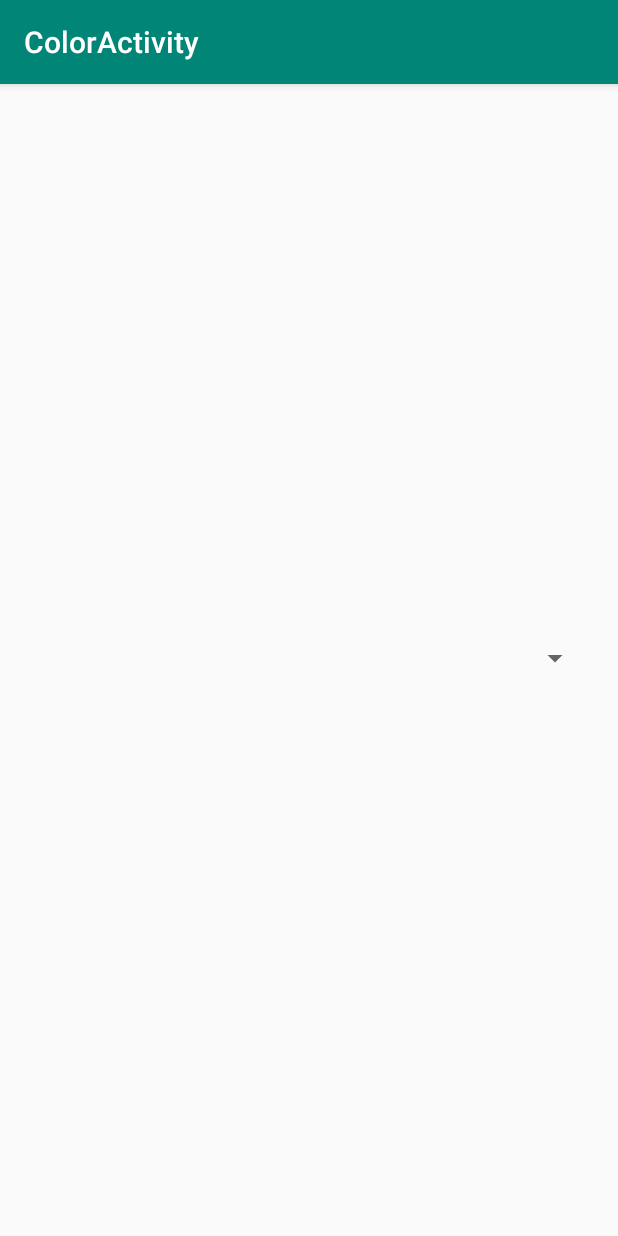
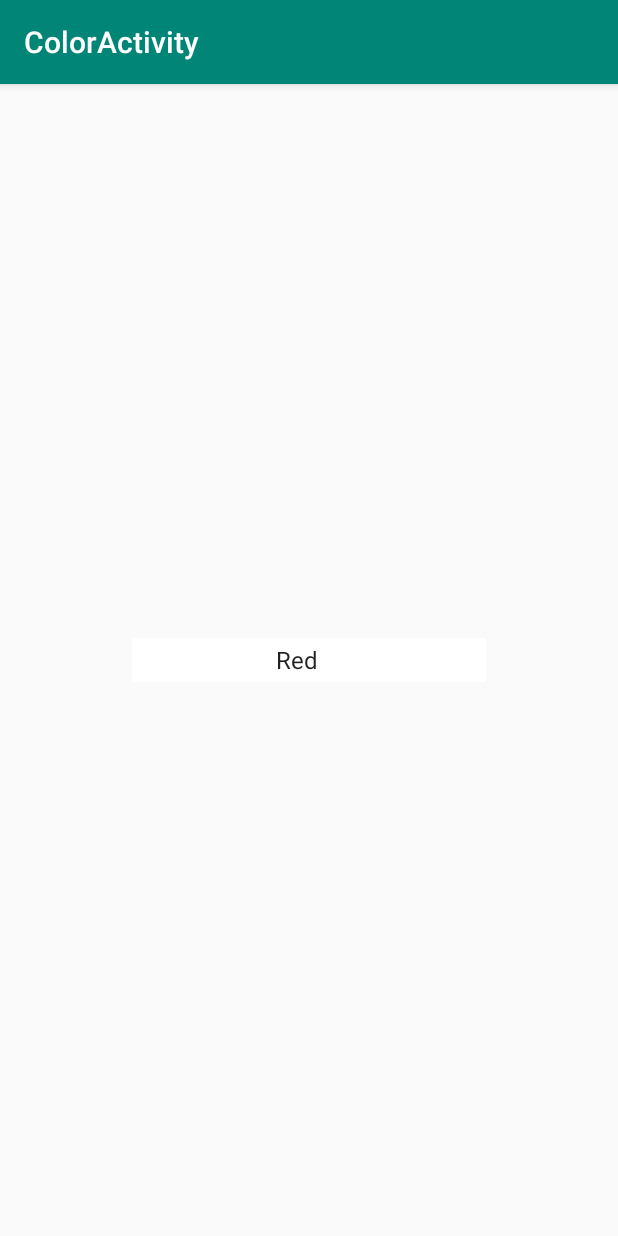
Before and after one commit to trushpatel97/ColorActivityPt4, an Android app: the screen it shows after launch (ColorActivity), on a phone screen of 412 x 824 dp. Run offline under Robolectric (Android 15) with nearby library versions, the phone set to English and light mode, and no system bars.

Commit message:
Added the spinner design. Had to delete the previous code/files because they were just creating problems.

```diff
--- a/app/src/main/java/edu/temple/coloractivity/ColorActivity.java
+++ b/app/src/main/java/edu/temple/coloractivity/ColorActivity.java
@@ -1,10 +1,9 @@
 package edu.temple.coloractivity;
 
 import androidx.appcompat.app.AppCompatActivity;
-
 import android.os.Bundle;
+import android.provider.ContactsContract;
 import android.widget.Spinner;
-
 import java.util.ArrayList;
 
 public class ColorActivity extends AppCompatActivity {
@@ -14,9 +13,5 @@ public class ColorActivity extends AppCompatActivity {
         super.onCreate(savedInstanceState);
         setContentView(R.layout.activity_main);
 
-        Spinner spinner = findViewById(R.id.spinner);
-        ArrayList<DataHolder> arrayList = new ArrayList<>();
-
-
     }
 }
--- a/app/src/main/res/layout/activity_main.xml
+++ b/app/src/main/res/layout/activity_main.xml
@@ -6,15 +6,18 @@
     android:layout_height="match_parent"
     tools:context=".ColorActivity">
 
-
     <Spinner
         android:id="@+id/spinner"
-        android:layout_width="382dp"
-        android:layout_height="47dp"
+        android:layout_width="236dp"
+        android:layout_height="29dp"
+        android:background="@android:color/white"
+        android:entries="@array/list"
+        android:paddingRight="15dp"
+        android:spinnerMode="dialog"
+        android:textAlignment="center"
         app:layout_constraintBottom_toBottomOf="parent"
-        app:layout_constraintEnd_toEndOf="parent"
-        app:layout_constraintHorizontal_bias="0.392"
-        app:layout_constraintStart_toStartOf="parent"
-        app:layout_constraintTop_toTopOf="parent"
-        app:layout_constraintVertical_bias="0.499" />
+        app:layout_constraintLeft_toLeftOf="parent"
+        app:layout_constraintRight_toRightOf="parent"
+        app:layout_constraintTop_toTopOf="parent" />
+
 </androidx.constraintlayout.widget.ConstraintLayout>
--- a/app/src/main/res/values/strings.xml
+++ b/app/src/main/res/values/strings.xml
@@ -1,3 +1,15 @@
 <resources>
     <string name="app_name">ColorActivity</string>
+    <string-array name="list">
+        <item>Red</item>
+        <item>Orange</item>
+        <item>Yellow</item>
+        <item>Green</item>
+        <item>Blue</item>
+        <item>Indigo</item>
+        <item>Violet</item>
+        <item>Pink</item>
+        <item>Grey</item>
+        <item>Brown</item>
+    </string-array>
 </resources>
```
Also changed, not shown: app/src/main/java/edu/temple/coloractivity/ColorAdapter.java (+0 -9 lines), app/src/main/java/edu/temple/coloractivity/DataHolder.java (deleted, +0 -10 lines), app/src/main/res/layout/custom_spinner.xml (added, +11 -0 lines).
